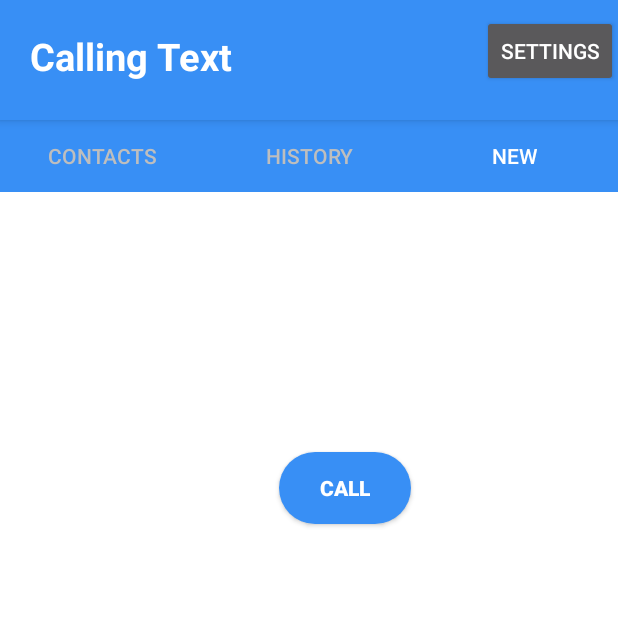
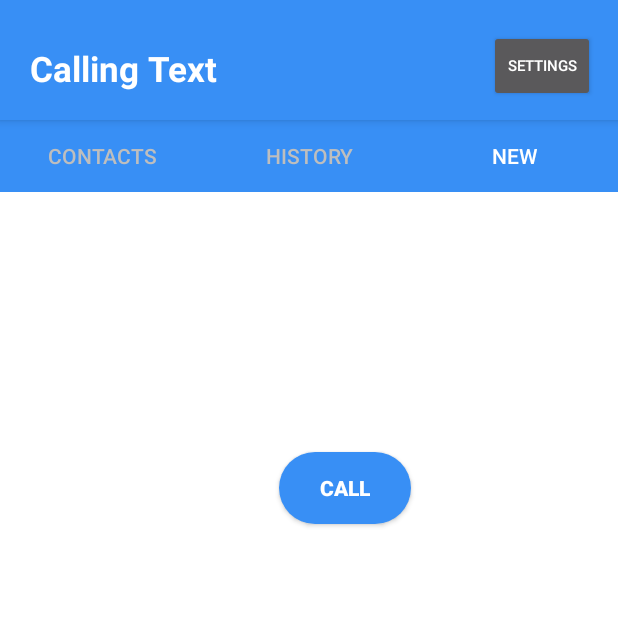
Before and after one commit to mdg-iitr-archive/Calling-Text, an Android app: the BaseActivity screen opened directly, with no data from a screen before it, tab 3 chosen, on a phone screen of 412 x 824 dp, the top half of it. Run offline under Robolectric (Android 15) with nearby library versions, the phone set to English and light mode, and no system bars; libraries missing offline, so code that uses them is left out: jp.co.recruit_lifestyle, jp.wasabeef.recyclerview; 16 statements that could not run were skipped.

Commit message:
restored activity_base.xml

```diff
--- a/app/src/main/java/com/sdsmdg/pulkit/callingtext/BaseActivity.java
+++ b/app/src/main/java/com/sdsmdg/pulkit/callingtext/BaseActivity.java
@@ -76,7 +76,7 @@ public class BaseActivity extends FragmentActivity implements ActionBar.TabListe
            CallDetailsFragment callDetailsFragment =new CallDetailsFragment();
             Bundle args= new Bundle();
             args.putString("call_number",getMnumber());
-            args.putString("Call_text", getMmessage());
+            args.putString("call_text", getMmessage());
             callDetailsFragment.setArguments(args);
 
             android.support.v4.app.FragmentTransaction transaction=getSupportFragmentManager().beginTransaction();
--- a/app/src/main/java/com/sdsmdg/pulkit/callingtext/CallDetailsFragment.java
+++ b/app/src/main/java/com/sdsmdg/pulkit/callingtext/CallDetailsFragment.java
@@ -8,18 +8,23 @@ import android.support.v4.app.Fragment;
 import android.view.LayoutInflater;
 import android.view.View;
 import android.view.ViewGroup;
-
+import android.widget.TextView;
 
 
 public class CallDetailsFragment extends Fragment implements View.OnClickListener{
 
 
     OnCallerSelectionListener mCallback;
+    TextView tv_name;
+
 
     @Nullable
     @Override
     public View onCreateView(LayoutInflater inflater, @Nullable ViewGroup container, @Nullable Bundle savedInstanceState) {
-        return inflater.inflate(R.layout.fragment_call_details,container,false);
+        View v= inflater.inflate(R.layout.fragment_call_details,container,false);
+        tv_name= (TextView) v.findViewById(R.id.CallerName);
+        tv_name.setText(getString((Integer) savedInstanceState.get("caller_name")));
+        return v;
     }
 
     @Override
--- a/app/src/main/java/com/sdsmdg/pulkit/callingtext/HistoryFragment.java
+++ b/app/src/main/java/com/sdsmdg/pulkit/callingtext/HistoryFragment.java
@@ -22,10 +22,6 @@ import jp.co.recruit_lifestyle.android.widget.WaveSwipeRefreshLayout;
 import jp.wasabeef.recyclerview.animators.adapters.ScaleInAnimationAdapter;
 
 public class HistoryFragment extends Fragment {
-
-    public interface onCardselectionListener {
-        public void onCardSelection(String cPosition);
-    }
 
     RecyclerView recList;
     DataBaseHandler dbh;
--- a/app/src/main/res/layout-v21/activity_base.xml
+++ /dev/null
@@ -1,54 +0,0 @@
-<?xml version="1.0" encoding="utf-8"?>
-<android.support.design.widget.CoordinatorLayout xmlns:android="http://schemas.android.com/apk/res/android"
-    xmlns:app="http://schemas.android.com/apk/res-auto"
-    xmlns:tools="http://schemas.android.com/tools"
-    android:layout_width="match_parent"
-    android:layout_height="match_parent"
-    tools:context="com.sdsmdg.pulkit.callingtext.BaseActivity">
-
-    <android.support.design.widget.AppBarLayout
-        android:layout_width="match_parent"
-        android:layout_height="80dp"
-        android:theme="@style/AppTheme.AppBarOverlay">
-
-        <RelativeLayout
-            android:layout_width="match_parent"
-            android:layout_height="wrap_content"
-            android:orientation="horizontal">
-
-            <TextView
-                android:layout_width="wrap_content"
-                android:layout_height="wrap_content"
-                android:layout_marginLeft="20dp"
-                android:layout_marginTop="20dp"
-                android:text="Calling Text"
-                android:textColor="#FFFFFF"
-                android:textSize="25dp"
-                android:textStyle="bold" />
-
-            <Button
-                android:id="@+id/btn_settings"
-                android:layout_width="wrap_content"
-                android:layout_height="wrap_content"
-                android:layout_alignParentRight="true"
-                android:layout_centerInParent="true"
-                android:layout_marginTop="20dp"
-                android:gravity="center"
-                android:text="Settings"
-                android:visibility="visible"
-
-
-                />
-
-        </RelativeLayout>
-
-
-    </android.support.design.widget.AppBarLayout>
-
-
-    <include layout="@layout/content_base"
-        android:id="@+id/include" />
-
-
-
-</android.support.design.widget.CoordinatorLayout>
--- a/app/src/main/res/layout/activity_base.xml
+++ b/app/src/main/res/layout/activity_base.xml
@@ -1,15 +1,13 @@
 <?xml version="1.0" encoding="utf-8"?>
-
 <android.support.design.widget.CoordinatorLayout xmlns:android="http://schemas.android.com/apk/res/android"
-    xmlns:app="http://schemas.android.com/apk/res-auto"
     xmlns:tools="http://schemas.android.com/tools"
     android:layout_width="match_parent"
     android:layout_height="match_parent"
     tools:context="com.sdsmdg.pulkit.callingtext.BaseActivity">
 <FrameLayout
     android:layout_width="match_parent"
-    android:layout_height="match_parent"
-    android:id="@+id/mycontainer">
+    android:id="@+id/mycontainer"
+    android:layout_height="match_parent">
     <android.support.design.widget.AppBarLayout
         android:layout_width="match_parent"
         android:layout_height="80dp"
@@ -18,15 +16,13 @@
         <RelativeLayout
             android:layout_width="match_parent"
             android:layout_height="wrap_content"
-            android:orientation="horizontal"
-            android:gravity="bottom">
+            android:orientation="horizontal">
 
             <TextView
                 android:layout_width="wrap_content"
                 android:layout_height="wrap_content"
                 android:layout_marginLeft="20dp"
                 android:layout_marginTop="30dp"
-
                 android:text="Calling Text"
                 android:textColor="#FFFFFF"
                 android:textSize="23dp"
@@ -53,9 +49,7 @@
     </android.support.design.widget.AppBarLayout>
 
 
-    <include
-        android:id="@+id/include"
-        layout="@layout/content_base" />
+    <include layout="@layout/content_base" />
 
 </FrameLayout>
 </android.support.design.widget.CoordinatorLayout>
```
